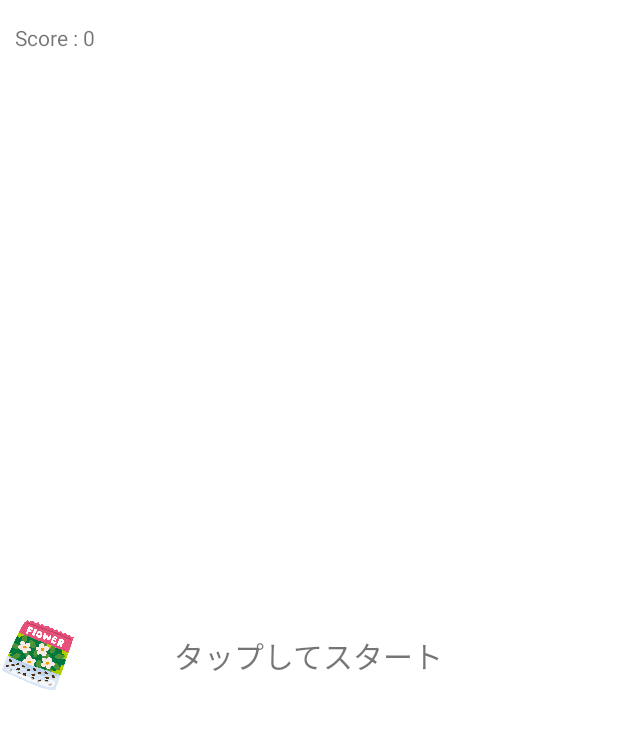
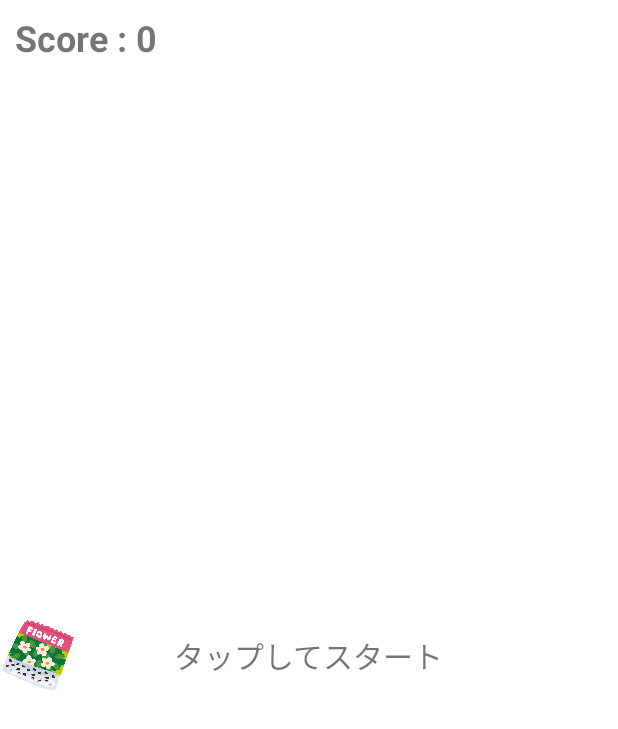
Before and after one commit to pii-programmer/BallGame, an Android app: the screen it shows after launch (MainActivity), on a phone screen of 412 x 824 dp. Shown: the top 729 px of the screen. Run offline under Robolectric (Android 15) with nearby library versions, the phone set to English and light mode, and no system bars.

```diff
--- a/app/src/main/res/layout/activity_main.xml
+++ b/app/src/main/res/layout/activity_main.xml
@@ -12,7 +12,8 @@
         android:layout_width="match_parent"
         android:layout_height="50dp"
         android:text="Score : 0"
-        android:textSize="14sp"
+        android:textSize="24sp"
+        android:textStyle="bold"
         android:paddingLeft="10dp"
         android:gravity="center_vertical"/>
 
```
Also changed, not shown: app/src/main/java/com/example/ballgame/MainActivity.kt (+19 -4 lines).
